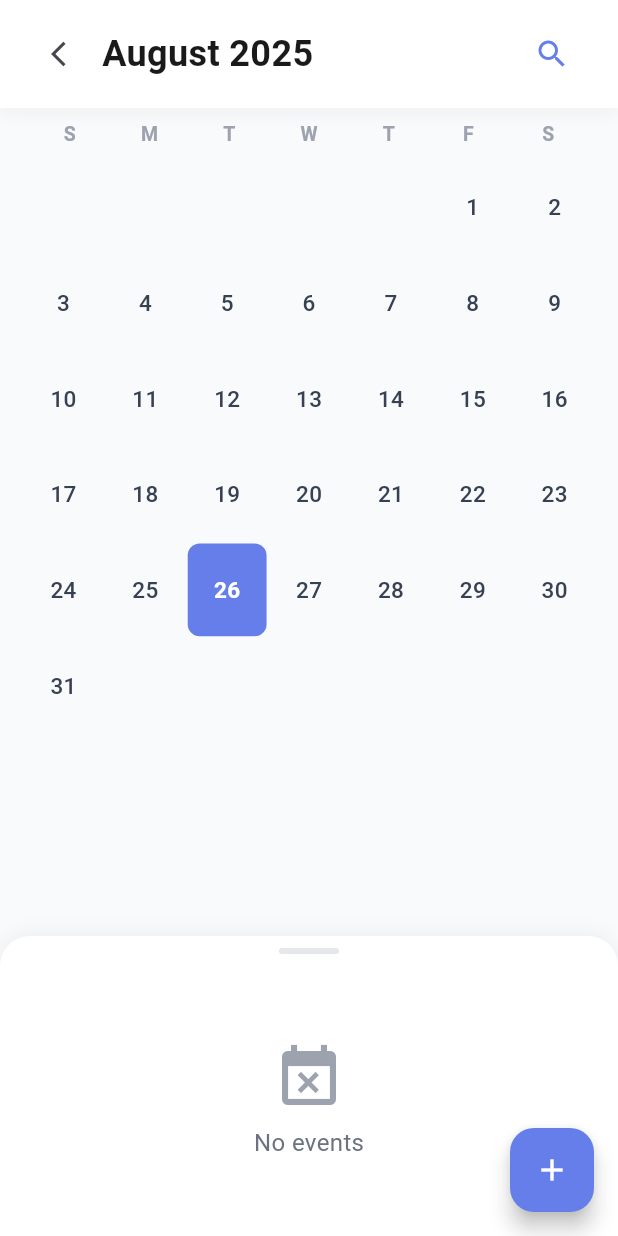
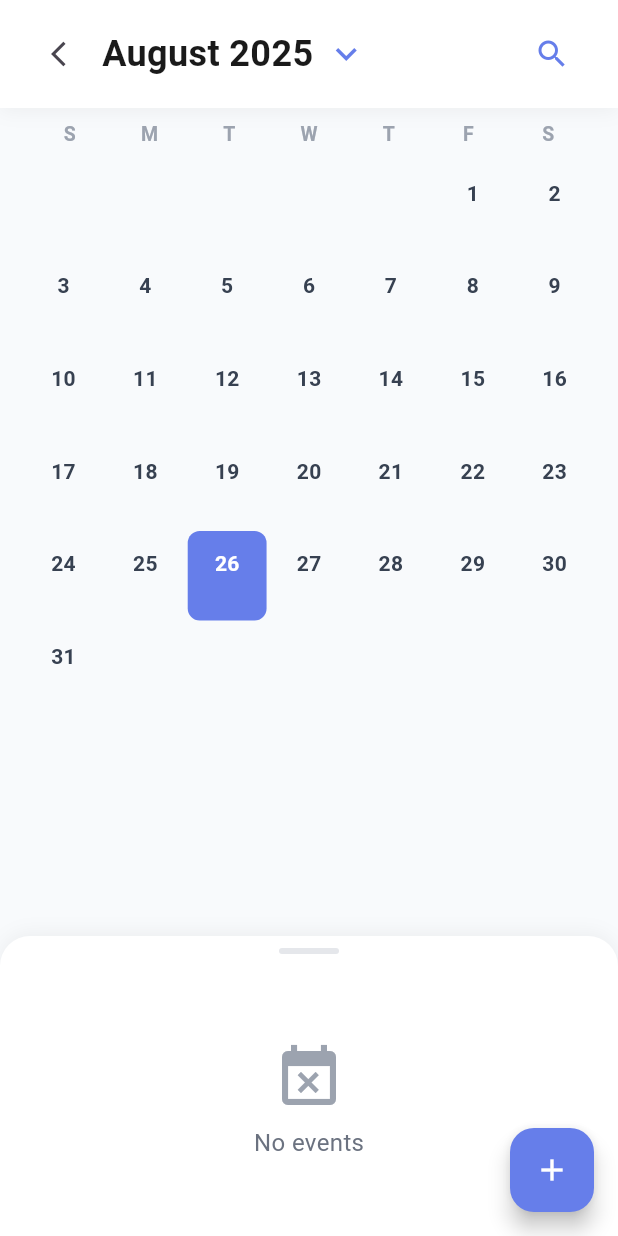
Before and after one commit to orgamiapps/orgamiappV1, a Flutter app: the CalendarScreen screen opened directly, on a phone screen of 412 x 824 dp. Run offline on Flutter 3.47's test engine with Material 3 defaults, Android fonts, the phone set to English and light mode, and no system bars; our stand-ins replace cached_network_image, carousel_slider, cloud_firestore, cloud_functions, connectivity_plus, firebase_auth and 19 more; missing offline and left inert: firebase_app_check, mobile_scanner, qr_code_scanner_plus, syncfusion_flutter_xlsio; accounts and stored records are empty.

Commit message:
UPDATED mobile app changes as of 8/26/25 at 2:13am

```diff
--- a/lib/screens/Home/calendar_screen.dart
+++ b/lib/screens/Home/calendar_screen.dart
@@ -1,6 +1,5 @@
 import 'package:flutter/material.dart';
 import 'package:flutter/services.dart';
-import 'package:flutter/cupertino.dart';
 import 'package:intl/intl.dart';
 import 'package:cloud_firestore/cloud_firestore.dart';
 import 'package:firebase_auth/firebase_auth.dart';
@@ -9,6 +8,7 @@ import 'package:orgami/screens/Events/single_event_screen.dart';
 import 'package:orgami/screens/Events/chose_sign_in_methods_screen.dart';
 import 'package:orgami/Utils/router.dart';
 import 'package:orgami/Utils/toast.dart';
+import 'package:orgami/widgets/month_year_picker.dart';
 import 'dart:async';
 
 class CalendarScreen extends StatefulWidget {
@@ -324,6 +324,31 @@ class _CalendarScreenState extends State<CalendarScreen>
     return a.year == b.year && a.month == b.month && a.day == b.day;
   }
 
+  void _showMonthYearPicker() {
+    HapticFeedback.lightImpact();
+    showModalBottomSheet(
+      context: context,
+      isScrollControlled: true,
+      backgroundColor: Colors.transparent,
+      builder: (context) => MonthYearPickerSheet(
+        initialDate: _currentMonth,
+        onDateSelected: (DateTime selectedDate) {
+          setState(() {
+            _currentMonth = selectedDate;
+            // Calculate the page index for the selected month
+            final now = DateTime.now();
+            final monthDiff =
+                (selectedDate.year - now.year) * 12 +
+                (selectedDate.month - now.month);
+            final pageIndex = 12 + monthDiff;
+            _monthPageController.jumpToPage(pageIndex);
+          });
+          Navigator.pop(context);
+        },
+      ),
+    );
+  }
+
   @override
   void dispose() {
     WidgetsBinding.instance.removeObserver(this);
@@ -432,7 +457,12 @@ class _CalendarScreenState extends State<CalendarScreen>
                 constraints: const BoxConstraints(minWidth: 40, minHeight: 40),
               ),
               Expanded(
-                child: Text(
+                child: GestureDetector(
+                  onTap: _isDayViewExpanded ? null : _showMonthYearPicker,
+                  child: Row(
+                    mainAxisSize: MainAxisSize.min,
+                    children: [
+                      Text(
                         _isDayViewExpanded && _selectedDate != null
                             ? DateFormat('EEEE, MMMM d').format(_selectedDate!)
                             : DateFormat('MMMM yyyy').format(_currentMonth),
@@ -440,6 +470,17 @@ class _CalendarScreenState extends State<CalendarScreen>
                           fontSize: 24,
                           fontWeight: FontWeight.bold,
                           color: Color(0xFF1A1A1A),
+                        ),
+                      ),
+                      if (!_isDayViewExpanded) ...[
+                        const SizedBox(width: 8),
+                        const Icon(
+                          Icons.keyboard_arrow_down,
+                          size: 28,
+                          color: Color(0xFF667EEA),
+                        ),
+                      ],
+                    ],
                   ),
                 ),
               ),
@@ -553,7 +594,7 @@ class _CalendarScreenState extends State<CalendarScreen>
       physics: const NeverScrollableScrollPhysics(),
       gridDelegate: const SliverGridDelegateWithFixedCrossAxisCount(
         crossAxisCount: 7,
-        childAspectRatio: 0.85, // Adjusted to give more vertical space
+        childAspectRatio: 0.88, // Optimized for event indicators
         crossAxisSpacing: 2,
         mainAxisSpacing: 2,
       ),
@@ -586,13 +627,17 @@ class _CalendarScreenState extends State<CalendarScreen>
             ),
             child: Column(
               mainAxisAlignment: MainAxisAlignment.center,
+              crossAxisAlignment: CrossAxisAlignment.center,
               children: [
                 // Day number
-                Text(
+                Flexible(
+                  child: Container(
+                    alignment: Alignment.center,
+                    child: Text(
                       '${day.day}',
                       style: TextStyle(
-                    fontSize: 15,
-                    fontWeight: isToday ? FontWeight.bold : FontWeight.w500,
+                        fontSize: 14,
+                        fontWeight: isToday ? FontWeight.bold : FontWeight.w600,
                         color: isSelected
                             ? Colors.white
                             : isToday
@@ -600,17 +645,21 @@ class _CalendarScreenState extends State<CalendarScreen>
                             : const Color(0xFF374151),
                       ),
                     ),
-                // Event indicator dots - cleaner iOS style
-                if (events.isNotEmpty) ...[
-                  const SizedBox(height: 4),
+                  ),
+                ),
+                // Event indicator section with proper spacing
+                if (events.isNotEmpty)
                   Container(
-                    height: 6,
+                    height: 16,  // Fixed height for consistency
+                    alignment: Alignment.center,
                     child: Row(
                       mainAxisAlignment: MainAxisAlignment.center,
+                      mainAxisSize: MainAxisSize.min,
                       children: [
+                        // Event dot indicator
                         Container(
-                          width: 6,
-                          height: 6,
+                          width: 5,
+                          height: 5,
                           decoration: BoxDecoration(
                             color: isSelected
                                 ? Colors.white
@@ -620,25 +669,60 @@ class _CalendarScreenState extends State<CalendarScreen>
                                 ? const Color(0xFFEF4444)
                                 : const Color(0xFF667EEA),
                             shape: BoxShape.circle,
+                            boxShadow: !isSelected ? [
+                              BoxShadow(
+                                color: (events.any((e) => e.ticketsEnabled)
+                                    ? const Color(0xFF10B981)
+                                    : events.any((e) => e.private)
+                                    ? const Color(0xFFEF4444)
+                                    : const Color(0xFF667EEA)).withValues(alpha: 0.3),
+                                blurRadius: 2,
+                                spreadRadius: 0,
+                              ),
+                            ] : null,
                           ),
                         ),
+                        // Event count badge for multiple events
                         if (events.length > 1) ...[
                           const SizedBox(width: 2),
-                          Text(
+                          Container(
+                            constraints: const BoxConstraints(minWidth: 18),
+                            padding: const EdgeInsets.symmetric(
+                              horizontal: 3,
+                              vertical: 0.5,
+                            ),
+                            decoration: BoxDecoration(
+                              color: isSelected
+                                  ? Colors.white.withValues(alpha: 0.25)
+                                  : const Color(0xFF6B7280).withValues(alpha: 0.12),
+                              borderRadius: BorderRadius.circular(8),
+                              border: Border.all(
+                                color: isSelected
+                                    ? Colors.white.withValues(alpha: 0.3)
+                                    : const Color(0xFF6B7280).withValues(alpha: 0.15),
+                                width: 0.5,
+                              ),
+                            ),
+                            child: Text(
                               '+${events.length - 1}',
+                              textAlign: TextAlign.center,
                               style: TextStyle(
-                              fontSize: 8,
+                                fontSize: 10,
                                 color: isSelected
-                                  ? Colors.white.withValues(alpha: 0.9)
-                                  : const Color(0xFF6B7280),
+                                    ? Colors.white
+                                    : const Color(0xFF374151),
                                 fontWeight: FontWeight.w600,
+                                letterSpacing: -0.2,
+                                height: 1.2,
+                              ),
                             ),
                           ),
                         ],
                       ],
                     ),
-                  ),
-                ],
+                  )
+                else
+                  const SizedBox(height: 16),  // Maintain consistent spacing
               ],
             ),
           ),
```
Also changed, not shown: lib/widgets/month_year_picker.dart (added, +488 -0 lines), 2 other files. Lines whose indentation alone changed are shown as unchanged.
